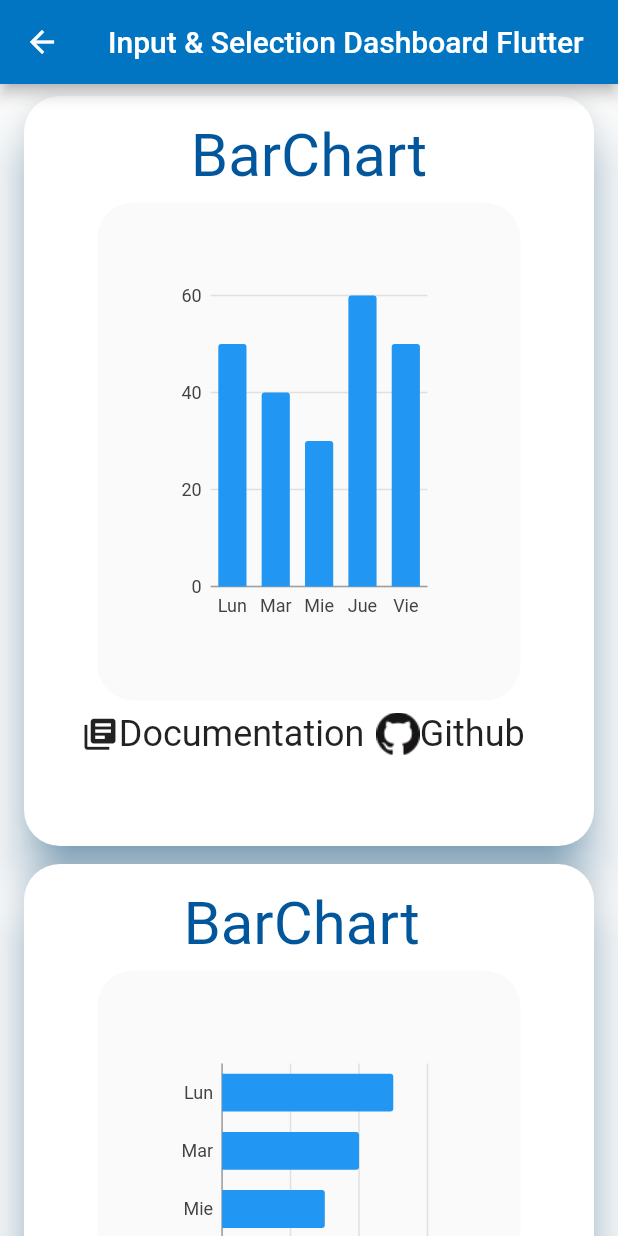
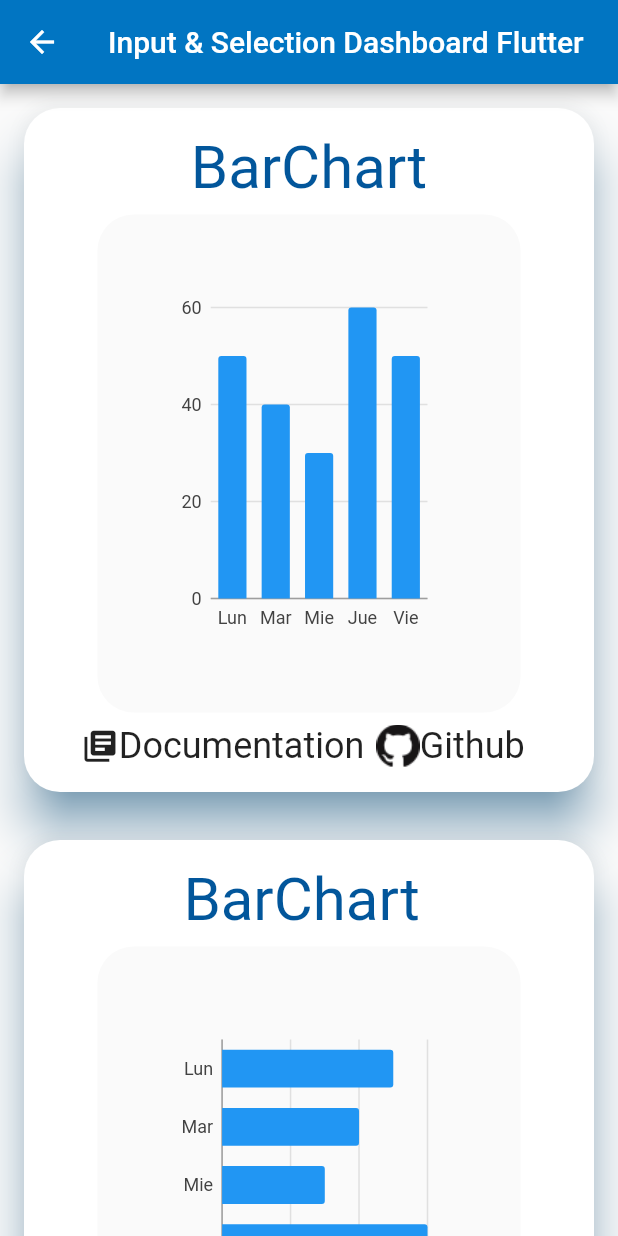
Before and after one commit to JohnnHidalgo/flutter_widgetexamples, a Flutter app: the ChartsDashboard screen opened by its route, on a phone screen of 412 x 824 dp. Run offline on Flutter 3.47's test engine with Material 2 defaults, Android fonts, the phone set to English and light mode, and no system bars; our stand-ins replace charts_flutter.

Commit message:
Refactored commit

```diff
--- a/lib/ChartsDashboard.dart
+++ b/lib/ChartsDashboard.dart
@@ -26,31 +26,28 @@ class _ChartsDashboardState extends State<ChartsDashboard>{
     }
   }
 
-  Material MyItems(Widget wid, String heading, String url1, String url2){
+  Widget MyItems(Widget wid, String heading, String url1, String url2){
 
-    return Material(
+    return Container(
+      margin: EdgeInsets.all(16.0),
+      child: Material(
+
         color: Colors.white,
         elevation: 14.0,
         shadowColor: _backgroundColorTitleAppBar,
         borderRadius: _borderRadius,
 
-      child: Center(
-
+        child: Container(
           child: Padding(
 
             padding: const EdgeInsets.all(8.0),
             child: Row(
               mainAxisAlignment: MainAxisAlignment.center,
 
-
               children: <Widget>[
-
                 Column(
-
                   children: <Widget>[
-
                     Column(
-
                       mainAxisAlignment: MainAxisAlignment.center,
                       children: <Widget>[
                         ///Text
@@ -71,17 +68,12 @@ class _ChartsDashboardState extends State<ChartsDashboard>{
                             child: wid,
                           ),
                         ),
-
-
                       ],
-
                     ),
 
 
                     Container(
                       margin: EdgeInsets.fromLTRB(0, 0, 0, 0),
-
-                    //color: Color.fromARGB(255, 19, 185, 253),
                       height: 45.0,//alto del Widget
                       child: Row(
 
@@ -89,10 +81,9 @@ class _ChartsDashboardState extends State<ChartsDashboard>{
 
                           ///Documentation
                           InkWell(
-
-                          borderRadius: _borderRadius,//curva
-                          splashColor:Colors.amberAccent,//color al presionar tiempo corto
-                          highlightColor: Colors.amber,//color al presionar tiempo largo, puede cabiar por Colors.blue para notar la diferencia
+                            borderRadius: _borderRadius,
+                            splashColor:Colors.amberAccent,
+                            highlightColor: Colors.amber,
 
                             onTap: (){
                               _launchURL(url1);
@@ -116,9 +107,7 @@ class _ChartsDashboardState extends State<ChartsDashboard>{
                                       'Documentation',
                                       style: Theme.of(context).textTheme.headline,
                                     ),
-
                                   ),
-
                                 ],
 
                               ),
@@ -126,12 +115,11 @@ class _ChartsDashboardState extends State<ChartsDashboard>{
 
                           ),
 
-
                           ///Github
                           InkWell(
-                          borderRadius: _borderRadius,//curva
-                          splashColor:Colors.amberAccent,//color al presionar tiempo corto
-                          highlightColor: Colors.amber,//color al presionar tiempo largo, puede cabiar por Colors.blue para notar la diferencia
+                            borderRadius: _borderRadius,
+                            splashColor:Colors.amberAccent,
+                            highlightColor: Colors.amber,
 
                             onTap: (){
                               _launchURL(url2);
@@ -174,10 +162,9 @@ class _ChartsDashboardState extends State<ChartsDashboard>{
             ),
           ),
         ),
+      ),
     );
   }
-
-
 
   @override
   Widget build(BuildContext context) {
@@ -228,12 +215,7 @@ class _ChartsDashboardState extends State<ChartsDashboard>{
         backgroundColor: _backgroundColorTitleAppBar,
       ),
 
-      body:StaggeredGridView.count(
-        crossAxisCount: 2,
-        crossAxisSpacing: 12.0,
-        mainAxisSpacing: 12.0,
-        padding: EdgeInsets.symmetric(horizontal: 16.0, vertical: 8.0),
-
+      body:ListView(
         children: <Widget>[
 
           MyItems(Container(
@@ -287,12 +269,6 @@ class _ChartsDashboardState extends State<ChartsDashboard>{
 
         ],
 
-
-        staggeredTiles: [
-          StaggeredTile.extent(2,500.0),
-          StaggeredTile.extent(2,500.0),
-          StaggeredTile.extent(2,500.0),
-        ],
       ),
     );
   }
```
Also changed, not shown: lib/ButtonsDashboard.dart (+11 -16 lines), lib/DialogDashboard.dart (+18 -39 lines), lib/DisplayDashboard.dart (+21 -31 lines), lib/InputDashboard.dart (+14 -39 lines). Lines whose indentation alone changed are shown as unchanged.
